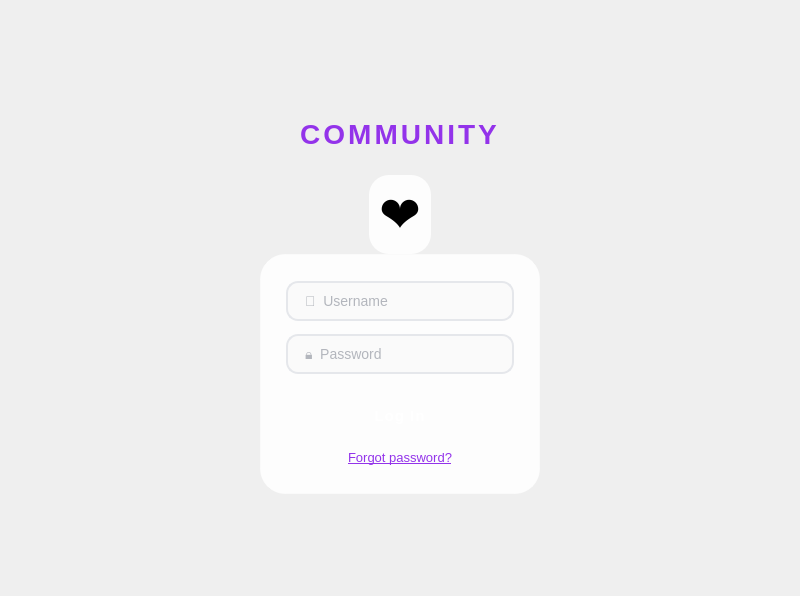
Before: the Qt Designer form interfaces/.ui/login_community.ui in moramirete/Community, drawn with Qt 5.
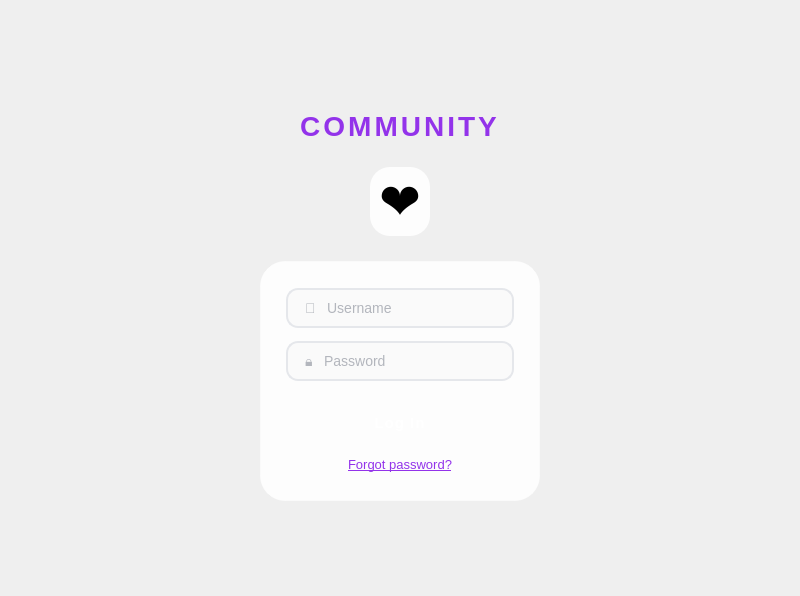
After: the same form once the commit is applied.

Commit message: Cambio login

Patch:
```diff
--- a/interfaces/.ui/login_community.ui
+++ b/interfaces/.ui/login_community.ui
@@ -95,22 +95,17 @@
 					</property>
 					<property name="maximumSize">
 						<size>
-							<width>120</width>
-							<height>120</height>
+							<width>300</width>
+							<height>100</height>
 						</size>
 					</property>
-					<property name="sizePolicy">
-						<sizepolicy hsizetype="Preferred" vsizetype="Preferred">
-							<horstretch>0</horstretch>
-							<verstretch>0</verstretch>
-						</sizepolicy>
-					</property>
 					<property name="styleSheet">
 						<string notr="true">QLabel#label_logo {
 							font-size: 50px;
 							background-color: rgba(255, 255, 255, 0.9);
 							border-radius: 20px;
-							padding: 10px;
+							padding: 5px;
+							margin-bottom: 25px; /* SEPARACIÓN AÑADIDA AQUÍ */
 							}</string>
 					</property>
 					<property name="text">
@@ -135,12 +130,6 @@
 							<height>380</height>
 						</size>
 					</property>
-					<property name="sizePolicy">
-						<sizepolicy hsizetype="Expanding" vsizetype="Preferred">
-							<horstretch>1</horstretch>
-							<verstretch>0</verstretch>
-						</sizepolicy>
-					</property>
 					<property name="styleSheet">
 						<string notr="true">QFrame#loginCard {
 							background-color: rgba(255, 255, 255, 0.85);
@@ -191,7 +180,7 @@
 										}</string>
 								</property>
 								<property name="placeholderText">
-									<string>👤  Username</string>
+									<string>👤   Username</string>
 								</property>
 							</widget>
 						</item>
@@ -225,7 +214,7 @@
 									<enum>QLineEdit::Password</enum>
 								</property>
 								<property name="placeholderText">
-									<string>🔒  Password</string>
+									<string>🔒   Password</string>
 								</property>
 							</widget>
 						</item>
```
